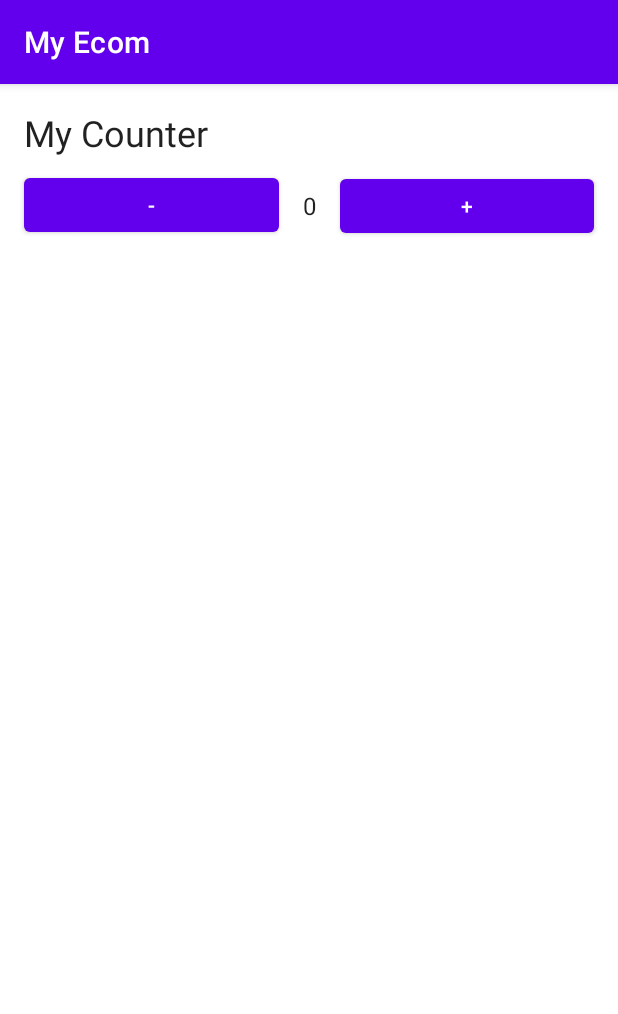
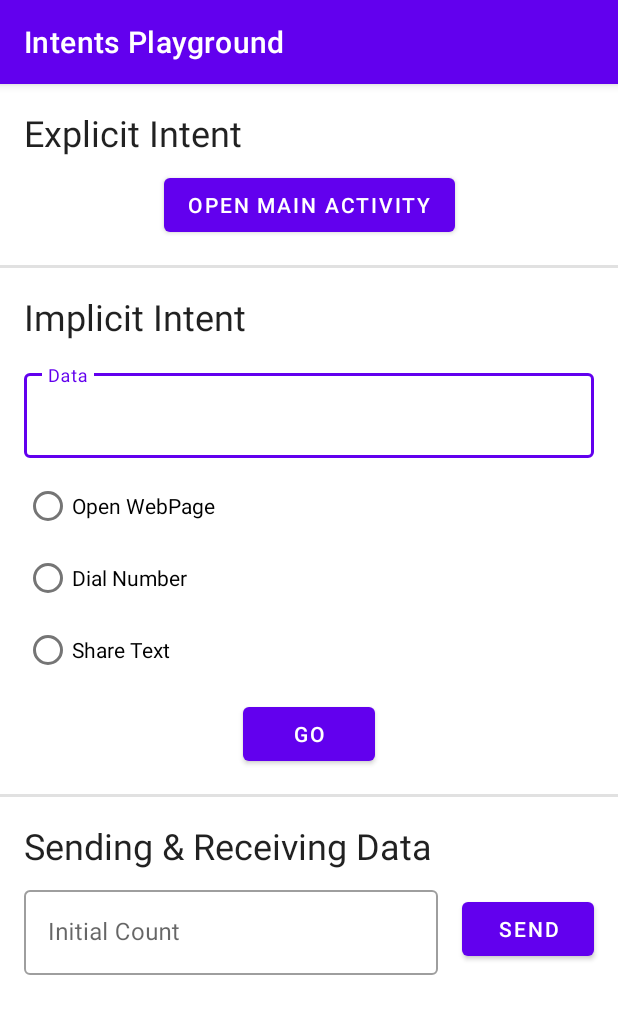
Before and after one commit to shrutiisharma/Counter-App, an Android app: the screen it shows after launch (MainActivity before the commit, IntentsPlaygroundActivity after it), on a phone screen of 412 x 824 dp. Shown: the top 1014 px of the screen. Run offline under Robolectric (Android 15) with nearby library versions, the phone set to English and light mode, and no system bars.

Commit message:
Intent Playground

```diff
--- a/app/src/main/AndroidManifest.xml
+++ b/app/src/main/AndroidManifest.xml
@@ -9,13 +9,17 @@
         android:roundIcon="@mipmap/ic_launcher_round"
         android:supportsRtl="true"
         android:theme="@style/Theme.MyEcom">
-        <activity android:name=".MainActivity">
+        <activity android:name=".IntentsPlaygroundActivity"
+            android:launchMode="singleInstance">
             <intent-filter>
                 <action android:name="android.intent.action.MAIN" />
 
                 <category android:name="android.intent.category.LAUNCHER" />
             </intent-filter>
         </activity>
+        <activity android:name=".MainActivity"
+            android:parentActivityName=".IntentsPlaygroundActivity"
+            android:label="Main Activity"/>
     </application>
 
 </manifest>
--- a/app/src/main/java/com/streamliners/myecom/MainActivity.java
+++ b/app/src/main/java/com/streamliners/myecom/MainActivity.java
@@ -1,15 +1,19 @@
 package com.streamliners.myecom;
 
+import androidx.annotation.NonNull;
+import androidx.constraintlayout.widget.ConstraintLayout;
 import androidx.appcompat.app.AppCompatActivity;
 
+import android.content.Intent;
 import android.os.Bundle;
 import android.view.View;
-import android.widget.ActionMenuView;
+import android.widget.Toast;
+import android.content.SharedPreferences;
+import android.os.PersistableBundle;
 import android.widget.TextView;
 
 import com.streamliners.myecom.databinding.ActivityMainBinding;
 
-import org.w3c.dom.Text;
 
 public class MainActivity extends AppCompatActivity {
 
@@ -19,74 +23,42 @@ public class MainActivity extends AppCompatActivity {
     //b is the object of that class
 
     private ActivityMainBinding b;
+    private int minVal, maxVal;
 
     @Override
     protected void onCreate(Bundle savedInstanceState) {
         super.onCreate(savedInstanceState);
 
-
-        //we then instantiate b by calling static fxn "inflate" of AMB
-        // which creates that layout and
-        // that inflate fxn needs an Inflater (LayoutInflater) to create/inflate the layout.
-
         b = ActivityMainBinding.inflate(getLayoutInflater());
         setContentView(b.getRoot());
 
-        //method 1: using xml onClick
+        setupEventHandlers();
+        getInitialCount();
 
-
-        //method 2: handling event using java
-        setupEventHandlers();
     }
 
+    private void getInitialCount() {
 
-/*
+        Bundle bundle = getIntent().getExtras();
 
-    //long method -> make class of OnClickListener [static interface]
-    // then override onClick and then
-    // create its object[as we couldn't create an interface's object directly]
-    // and pass to setOnClickListener
+        if (bundle == null)
+            return;
+        //get data from intent
+        qty = bundle.getInt(Constants.INITIAL_COUNT_KEY, 0);
+        minVal = bundle.getInt(Constants.MIN_Value, Integer.MIN_VALUE);
+        maxVal = bundle.getInt(Constants.MAX_Value, Integer.MAX_VALUE);
 
+        b.qty.setText(String.valueOf(qty));
 
-    class MyClickListener implements View.OnClickListener{
-
-
-        //as it is an interface we have to implement all its methods
-        // and there is only one method i.e onClick
-
-        @Override
-        public void onClick(View v) {
-            incQty();
+        if (qty != 0){
+            b.sendBackBtn.setVisibility(View.VISIBLE);
         }
     }
 
 
-    //use this in setUpEventHandlers()
-    //instead of line 76 and 83
-    //->   b.incBtn.setOnClickListener(new MyClickListener());
-*/
-
-
     private void setupEventHandlers() {
 
-/*
-
-        // short method-> anonymous class
-        // i.e implement interface, override methods & and without having to give the class a name, used it one single time
-
-        b.incBtn.setOnClickListener(new View.OnClickListener() {
-            @Override
-            public void onClick(View v) {
-                incQty();
-            }
-        });
-
-
-*/
-
-
-        //shortest-> lambda method
-        //here we get a view as input and thus we call a function, corresponding to it
+        //lambda method -> here we get a view as input and thus we call a function, corresponding to it
 
         b.decBtn.setOnClickListener(v -> decQty());
 
@@ -95,15 +67,30 @@ public class MainActivity extends AppCompatActivity {
     }
 
     public void decQty() {
-        /*
-        qty--;
-        b.qty.setText("" + qty);
-        */
-
         b.qty.setText("" + --qty);
     }
 
     public void incQty() {
         b.qty.setText("" + ++qty);
     }
+
+    public void sendBack(View view) {
+
+        //validate count
+        if (qty >= minVal && qty <= maxVal){
+
+            //send the data
+            Intent intent = new Intent();
+            intent.putExtra(Constants.FINAL_COUNT, qty);
+            setResult(RESULT_OK, intent);
+
+            //close the activity
+            finish();
+        }
+
+        //not in range
+        else{
+            Toast.makeText(this, "Not in range!", Toast.LENGTH_SHORT).show();
+        }
+    }
 }
--- /dev/null
+++ b/app/src/main/res/layout/activity_intents_playground.xml
@@ -0,0 +1,181 @@
+<?xml version="1.0" encoding="utf-8"?>
+<ScrollView xmlns:android="http://schemas.android.com/apk/res/android"
+    xmlns:app="http://schemas.android.com/apk/res-auto"
+    xmlns:tools="http://schemas.android.com/tools"
+    android:layout_width="match_parent"
+    android:layout_height="match_parent"
+    tools:context=".IntentsPlaygroundActivity">
+
+    <androidx.constraintlayout.widget.ConstraintLayout
+        android:layout_width="match_parent"
+        android:layout_height="wrap_content"
+        tools:context=".IntentsPlaygroundActivity">
+
+    <TextView
+        android:id="@+id/explicitIntentHeader"
+        style="@style/TextAppearance.MaterialComponents.Headline5"
+        android:layout_width="wrap_content"
+        android:layout_height="wrap_content"
+        android:layout_marginStart="16dp"
+        android:layout_marginTop="16dp"
+        android:text="@string/explicit_intent"
+        app:layout_constraintStart_toStartOf="parent"
+        app:layout_constraintTop_toTopOf="parent" />
+
+    <Button
+        android:id="@+id/openMainActivityBtn"
+        android:layout_width="wrap_content"
+        android:layout_height="wrap_content"
+        android:layout_marginTop="8dp"
+        android:onClick="openMainActivity"
+        android:text="@string/open_main_activity"
+        app:layout_constraintEnd_toEndOf="parent"
+        app:layout_constraintStart_toStartOf="parent"
+        app:layout_constraintTop_toBottomOf="@+id/explicitIntentHeader" />
+
+    <View
+        android:id="@+id/view"
+        android:layout_width="match_parent"
+        android:layout_height="2dp"
+        android:layout_marginTop="16dp"
+        android:background="@color/divider"
+        app:layout_constraintTop_toBottomOf="@+id/openMainActivityBtn" />
+
+    <TextView
+        android:id="@+id/implicitIntentHeader"
+        style="@style/TextAppearance.MaterialComponents.Headline5"
+        android:layout_width="wrap_content"
+        android:layout_height="wrap_content"
+        android:layout_marginStart="16dp"
+        android:layout_marginTop="16dp"
+        android:text="@string/implicit_intent"
+        app:layout_constraintStart_toStartOf="parent"
+        app:layout_constraintTop_toBottomOf="@+id/view" />
+
+    <com.google.android.material.textfield.TextInputLayout
+        android:id="@+id/data"
+        style="@style/Widget.MaterialComponents.TextInputLayout.OutlinedBox"
+        android:layout_width="match_parent"
+        android:layout_height="wrap_content"
+        android:layout_marginStart="16dp"
+        android:layout_marginTop="16dp"
+        android:layout_marginEnd="16dp"
+        android:hint="@string/data"
+        app:layout_constraintEnd_toEndOf="parent"
+        app:layout_constraintStart_toStartOf="parent"
+        app:layout_constraintTop_toBottomOf="@+id/implicitIntentHeader">
+
+
+        <com.google.android.material.textfield.TextInputEditText
+            android:layout_width="match_parent"
+            android:layout_height="wrap_content" />
+
+    </com.google.android.material.textfield.TextInputLayout>
+
+    <RadioGroup
+        android:id="@+id/intentTypeRGrp"
+        android:layout_width="wrap_content"
+        android:layout_height="wrap_content"
+        android:layout_marginStart="16dp"
+        android:layout_marginTop="8dp"
+        app:layout_constraintStart_toStartOf="parent"
+        app:layout_constraintTop_toBottomOf="@+id/data">
+
+        <RadioButton
+            android:id="@+id/openWebPageRBtn"
+            android:layout_width="wrap_content"
+            android:layout_height="wrap_content"
+            android:text="@string/open_webPage" />
+
+        <RadioButton
+            android:id="@+id/dialNumberRBtn"
+            android:layout_width="wrap_content"
+            android:layout_height="wrap_content"
+            android:text="@string/dial_number" />
+
+        <RadioButton
+            android:id="@+id/shareTextRBtn"
+            android:layout_width="wrap_content"
+            android:layout_height="wrap_content"
+            android:text="@string/share_text" />
+
+    </RadioGroup>
+
+    <Button
+        android:id="@+id/sendImplicitIntentBtn"
+        android:layout_width="wrap_content"
+        android:layout_height="wrap_content"
+        android:layout_marginTop="8dp"
+        android:onClick="sendImplicitIntent"
+        android:text="@string/go"
+        app:layout_constraintEnd_toEndOf="parent"
+        app:layout_constraintStart_toStartOf="parent"
+        app:layout_constraintTop_toBottomOf="@+id/intentTypeRGrp" />
+
+    <View
+        android:id="@+id/divider"
+        android:layout_width="match_parent"
+        android:layout_height="2dp"
+        android:layout_marginTop="16dp"
+        android:background="@color/divider"
+        app:layout_constraintTop_toBottomOf="@+id/sendImplicitIntentBtn" />
+
+    <TextView
+        android:id="@+id/sendDataTitle"
+        style="@style/TextAppearance.MaterialComponents.Headline5"
+        android:layout_width="wrap_content"
+        android:layout_height="wrap_content"
+        android:layout_marginStart="16dp"
+        android:layout_marginTop="16dp"
+        android:text="@string/sending_and_receiving_data"
+        app:layout_constraintStart_toStartOf="parent"
+        app:layout_constraintTop_toBottomOf="@+id/divider" />
+
+    <com.google.android.material.textfield.TextInputLayout
+        android:id="@+id/initialCounterEt"
+        style="@style/Widget.MaterialComponents.TextInputLayout.OutlinedBox"
+        android:layout_width="0dp"
+        android:layout_height="wrap_content"
+        android:layout_marginStart="16dp"
+        android:layout_marginTop="8dp"
+        android:hint="@string/initial_count"
+        app:layout_constraintEnd_toStartOf="@+id/sendDataBtn"
+        app:layout_constraintStart_toStartOf="parent"
+        app:layout_constraintTop_toBottomOf="@+id/sendDataTitle">
+
+
+        <com.google.android.material.textfield.TextInputEditText
+            android:layout_width="match_parent"
+            android:layout_height="wrap_content"
+            android:inputType="number"
+            android:maxLength="3" />
+
+    </com.google.android.material.textfield.TextInputLayout>
+
+    <Button
+        android:id="@+id/sendDataBtn"
+        android:layout_width="wrap_content"
+        android:layout_height="wrap_content"
+        android:layout_marginStart="16dp"
+        android:layout_marginEnd="16dp"
+        android:onClick="sendData"
+        android:text="@string/send"
+        app:layout_constraintBottom_toBottomOf="@+id/initialCounterEt"
+        app:layout_constraintEnd_toEndOf="parent"
+        app:layout_constraintStart_toEndOf="@+id/initialCounterEt"
+        app:layout_constraintTop_toTopOf="@+id/initialCounterEt" />
+
+    <TextView
+        android:id="@+id/result"
+        style="@style/TextAppearance.MaterialComponents.Body1"
+        android:layout_width="wrap_content"
+        android:layout_height="wrap_content"
+        android:layout_marginStart="16dp"
+        android:layout_marginTop="16dp"
+        android:text="@string/textview"
+        android:visibility="gone"
+        app:layout_constraintStart_toStartOf="parent"
+        app:layout_constraintTop_toBottomOf="@+id/initialCounterEt" />
+
+    </androidx.constraintlayout.widget.ConstraintLayout>
+</ScrollView>
--- a/app/src/main/res/values/colors.xml
+++ b/app/src/main/res/values/colors.xml
@@ -7,4 +7,5 @@
     <color name="teal_700">#FF018786</color>
     <color name="black">#FF000000</color>
     <color name="white">#FFFFFFFF</color>
+    <color name="divider">#22212121</color>
 </resources>
--- a/app/src/main/res/values/strings.xml
+++ b/app/src/main/res/values/strings.xml
@@ -4,4 +4,16 @@
     <string name="zero">0</string>
     <string name="inc">+</string>
     <string name="my_counter">My Counter</string>
+    <string name="explicit_intent">Explicit Intent</string>
+    <string name="open_main_activity">Open main activity</string>
+    <string name="implicit_intent">Implicit Intent</string>
+    <string name="data">Data</string>
+    <string name="open_webPage">Open WebPage</string>
+    <string name="dial_number">Dial Number</string>
+    <string name="share_text">Share Text</string>
+    <string name="go">Go</string>
+    <string name="sending_and_receiving_data"><![CDATA[Sending & Receiving Data]]></string>
+    <string name="initial_count">Initial Count</string>
+    <string name="send">Send</string>
+    <string name="textview">TextView</string>
 </resources>
--- a/build.gradle
+++ b/build.gradle
@@ -5,7 +5,7 @@ buildscript {
         jcenter()
     }
     dependencies {
-        classpath "com.android.tools.build:gradle:4.1.1"
+        classpath 'com.android.tools.build:gradle:4.2.1'
 
         // NOTE: Do not place your application dependencies here; they belong
         // in the individual module build.gradle files
```
Also changed, not shown: app/src/main/java/com/streamliners/myecom/Constants.java (added, +10 -0 lines), app/src/main/java/com/streamliners/myecom/IntentsPlaygroundActivity.java (added, +202 -0 lines), app/src/main/res/layout/activity_main.xml (+12 -4 lines), gradle/wrapper/gradle-wrapper.properties, 1 other file.
